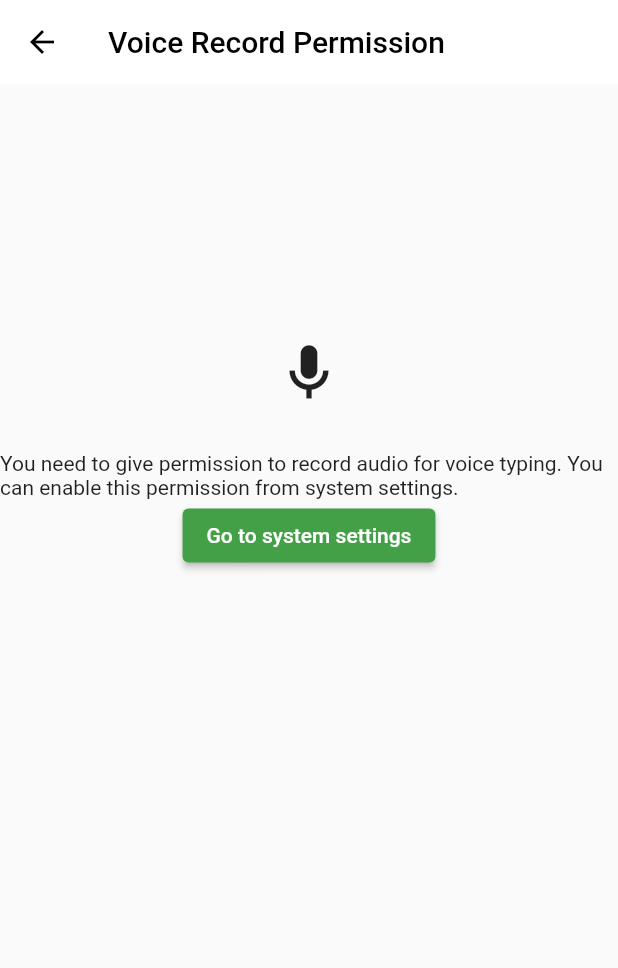
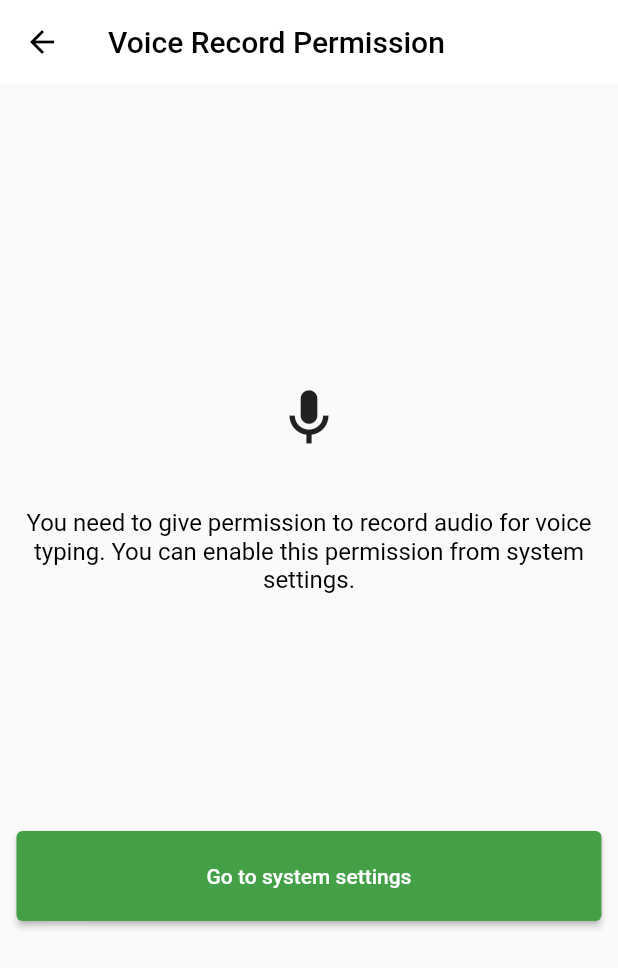
Before and after one commit to Somrat-H/bus_pass, a Flutter app: the screen it shows after launch, after a tap on "Next Page", on a phone screen of 412 x 824 dp. Shown: the top 968 px of the screen. Run offline on Flutter 3.47's test engine with Material 2 defaults, Android fonts, the phone set to English and light mode, and no system bars.

Commit message:
complete copy ui

```diff
--- a/lib/copy_page.dart
+++ b/lib/copy_page.dart
@@ -1,4 +1,3 @@
-import 'dart:math';
 
 import 'package:flutter/material.dart';
 
@@ -18,7 +17,7 @@ class CopyPage extends StatelessWidget{
       body: Column(
         children: [
           const SizedBox(
-          height: 170,
+          height: 200,
           ),
           Column(
             children: const [
@@ -32,21 +31,35 @@ class CopyPage extends StatelessWidget{
           ),
           Column(
             children: const [
-
-              Center(
-                child: Text('You need to give permission to record audio for voice typing. You can enable this permission from system settings.'),
+              Padding(padding: EdgeInsets.all(8),
+              child: Center(
+                child: Text('You need to give permission to record audio for voice typing. You can enable this permission from system settings.',
+                style: TextStyle(
+                    color: Colors.black,
+                    fontSize: 16,
+                ),
+                textAlign: TextAlign.center,
+                ),
+              )
               )
             ],
+          ),
+          const SizedBox(
+            height: 150,
           ),
           Column(
             children: [
               Center(
+                child: SizedBox(
+                  height: 60,
+                  width: 390,
 
-                child:
-                ElevatedButton(
+               child: ElevatedButton(
                   style: ElevatedButton.styleFrom(backgroundColor: Colors.green.shade600),
                   onPressed: (){},
-                  child: const Text('Go to system settings'), ),
+                  child: const Text('Go to system settings'),
+                  ),
+                ),
               )
             ],
           )
--- a/lib/home_page.dart
+++ b/lib/home_page.dart
@@ -2,19 +2,62 @@ import 'package:flutter/material.dart';
 
 import 'copy_page.dart';
 
-class HomePage extends StatelessWidget{
+class HomePage extends StatefulWidget {
   const HomePage({super.key});
 
   @override
-  Widget build(BuildContext context){
-    return Scaffold(
+  State<HomePage> createState() => _HomePageState();
+}
+
+class _HomePageState extends State<HomePage> {
+  bool iconBool = false;
+
+  final IconData iconLight = Icons.wb_sunny;
+  final IconData iconDark = Icons.nights_stay;
+
+  final ThemeData themeLight = ThemeData(
+    brightness: Brightness.light,
+  );
+
+  final ThemeData themeDark = ThemeData(
+    brightness: Brightness.dark,
+  );
+
+  @override
+  Widget build(BuildContext context) {
+    return MaterialApp(
+      theme: iconBool ? themeDark : themeLight,
+       home: Scaffold(
         appBar: AppBar(
           backgroundColor: Colors.green.shade600,
           title: const Center(
-          child: Text('Online Bus Ticket Booking System',),
+            child: Text(
+              'Online Bus Ticket Booking System',
             ),
           ),
-      body: Center(
+        ),
+        body: Column(
+          children: [
+            Center(
+              child: Column(
+                children: [
+                  IconButton(
+                    icon: Icon(iconBool ? iconLight : iconDark),
+                    onPressed: () {
+                      setState(() {
+                        iconBool = !iconBool;
+                      });
+                    },
+                  ),
+                ],
+              ),
+            ),
+            const SizedBox(
+              height: 250,
+            ),
+            Column(
+              children: [
+                Center(
                   child: SizedBox(
                     height: 65,
                     width: 300,
@@ -22,12 +65,19 @@ class HomePage extends StatelessWidget{
                         style: ElevatedButton.styleFrom(
                             backgroundColor: Colors.green.shade600),
                         onPressed: () {
-          Navigator.push(context, MaterialPageRoute(builder: (context) => CopyPage()));
+                          Navigator.push(
+                              context,
+                              MaterialPageRoute(
+                                  builder: (context) => CopyPage()));
                         },
-
-        child: const Text('Next Page',),
-
+                        child: const Text(
+                          'Next Page',
+                        )),
                   ),
+                ),
+              ],
+            )
+          ],
         ),
         ),
     );
--- a/lib/main.dart
+++ b/lib/main.dart
@@ -5,9 +5,14 @@ import 'home_page.dart';
 void main() => runApp(const MyApp());
 
 
-class MyApp extends StatelessWidget{
+class MyApp extends StatefulWidget{
   const MyApp({super.key});
 
+  @override
+  State<MyApp> createState() => _MyAppState();
+}
+
+class _MyAppState extends State<MyApp> {
   @override
   Widget build(BuildContext context){
     return const MaterialApp(
```
Lines whose indentation alone changed are shown as unchanged.
